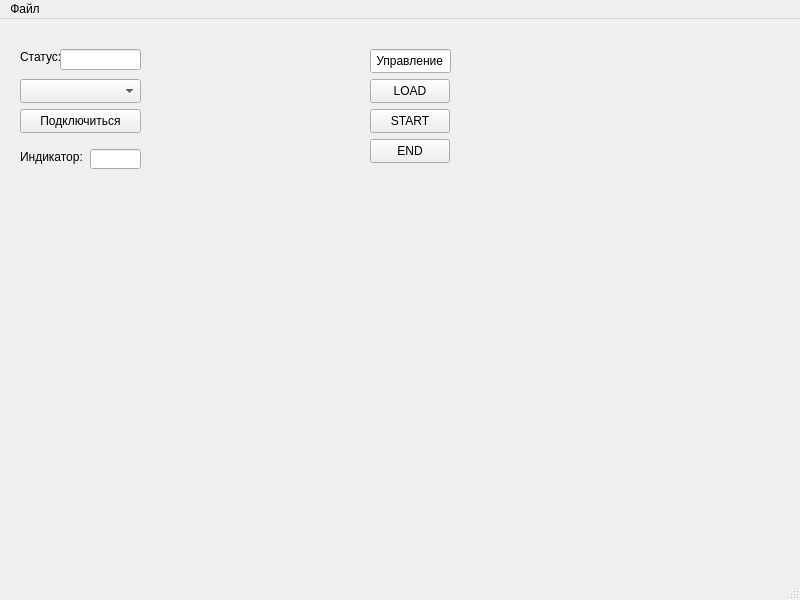
The window that mainwindow.ui (JustIntenseC/ApplicationForDisplayController) describes before a commit, drawn with Qt 5.
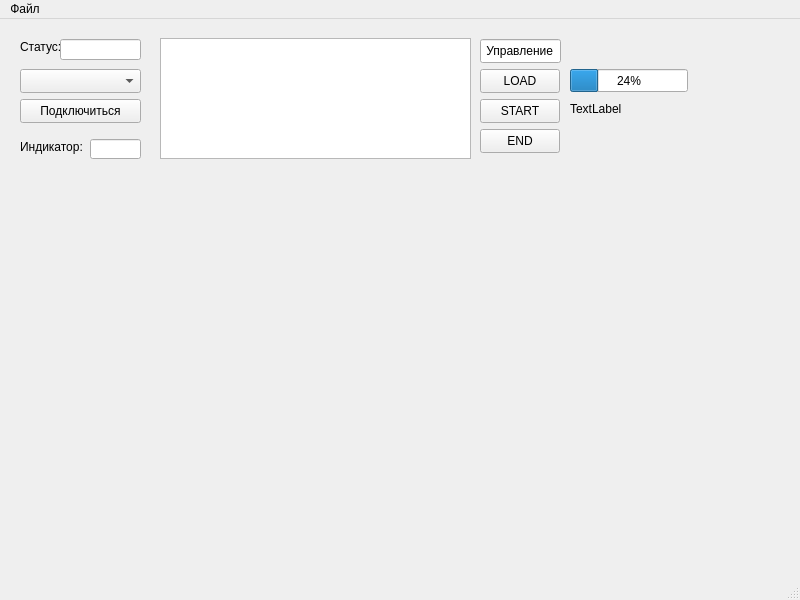
The same window after the commit.

Patch:
```diff
--- a/mainwindow.ui
+++ b/mainwindow.ui
@@ -18,9 +18,9 @@
     <property name="geometry">
      <rect>
       <x>0</x>
-      <y>10</y>
-      <width>471</width>
-      <height>151</height>
+      <y>0</y>
+      <width>791</width>
+      <height>581</height>
      </rect>
     </property>
     <widget class="QPushButton" name="connectToPort">
@@ -95,7 +95,7 @@
     <widget class="QPushButton" name="buttonLoad">
      <property name="geometry">
       <rect>
-       <x>370</x>
+       <x>480</x>
        <y>50</y>
        <width>80</width>
        <height>24</height>
@@ -108,7 +108,7 @@
     <widget class="QPushButton" name="buttonStart">
      <property name="geometry">
       <rect>
-       <x>370</x>
+       <x>480</x>
        <y>80</y>
        <width>80</width>
        <height>24</height>
@@ -121,7 +121,7 @@
     <widget class="QPushButton" name="pushButton_3">
      <property name="geometry">
       <rect>
-       <x>370</x>
+       <x>480</x>
        <y>110</y>
        <width>80</width>
        <height>24</height>
@@ -134,7 +134,7 @@
     <widget class="QLineEdit" name="lineEdit">
      <property name="geometry">
       <rect>
-       <x>370</x>
+       <x>480</x>
        <y>20</y>
        <width>81</width>
        <height>24</height>
@@ -144,17 +144,40 @@
       <string> Управление</string>
      </property>
     </widget>
-    <widget class="QLabel" name="label_3">
+    <widget class="QTextEdit" name="textLogs">
      <property name="geometry">
       <rect>
-       <x>180</x>
-       <y>60</y>
-       <width>49</width>
-       <height>16</height>
+       <x>160</x>
+       <y>19</y>
+       <width>311</width>
+       <height>121</height>
+      </rect>
+     </property>
+    </widget>
+    <widget class="QProgressBar" name="progressBar">
+     <property name="geometry">
+      <rect>
+       <x>570</x>
+       <y>50</y>
+       <width>118</width>
+       <height>23</height>
+      </rect>
+     </property>
+     <property name="value">
+      <number>24</number>
+     </property>
+    </widget>
+    <widget class="QLabel" name="labelProgressBytes">
+     <property name="geometry">
+      <rect>
+       <x>570</x>
+       <y>80</y>
+       <width>121</width>
+       <height>20</height>
       </rect>
      </property>
      <property name="text">
-      <string/>
+      <string>TextLabel</string>
      </property>
     </widget>
    </widget>
```
Left out of the diff: 6 changed lines with no effect on the pictures.
